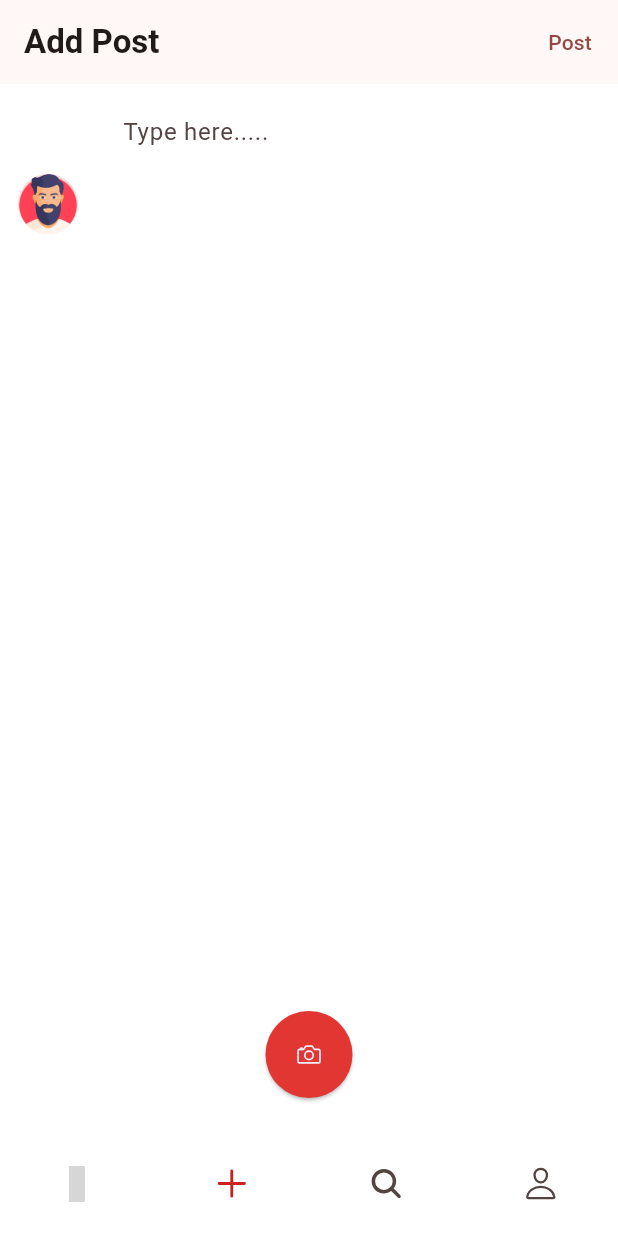
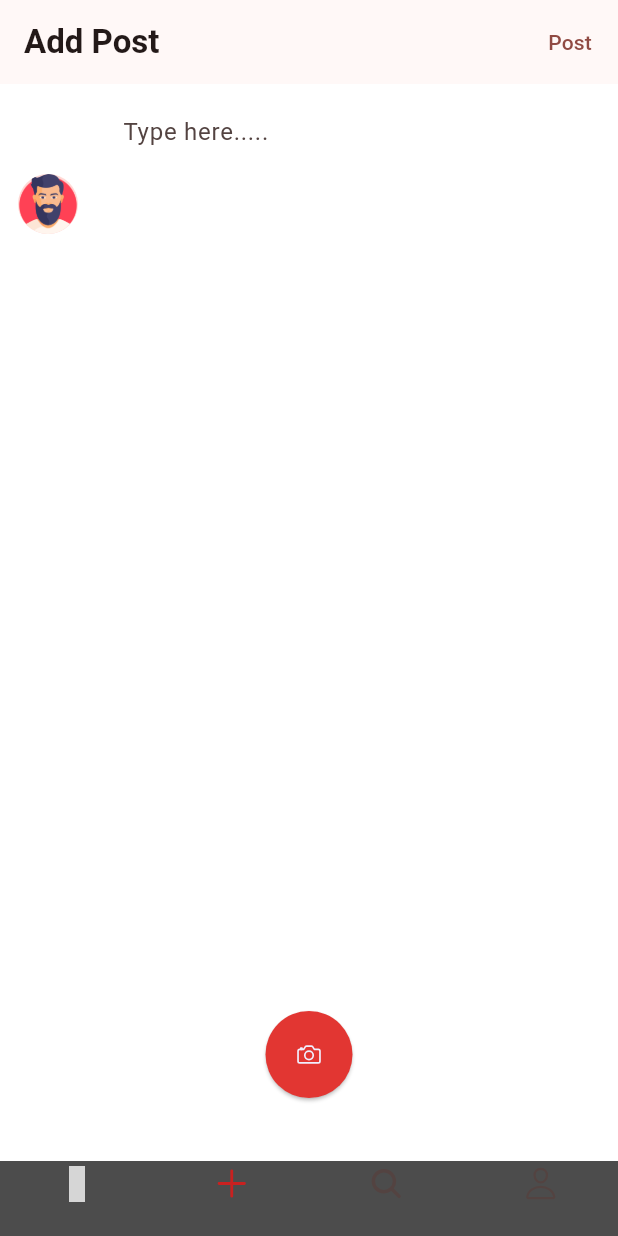
Before and after one commit to mjaber5/MJS, a Flutter app: the screen it shows once a user with an empty profile is signed in, item 2 of the bottom bar chosen, after a tap on "Post", on a phone screen of 412 x 824 dp. Run offline on Flutter 3.47's test engine with Material 3 defaults, Android fonts, the phone set to English and light mode, and no system bars; our stand-ins replace cloud_firestore, firebase_auth, firebase_core, firebase_storage, gap, google_fonts and 4 more; missing offline and left inert: dart:html; accounts and stored records are empty; grey boxes are pictures that could not be loaded.

Commit message:
i build a home secreen UI

```diff
--- a/lib/layout.dart
+++ b/lib/layout.dart
@@ -35,7 +35,7 @@ class _LayoutPageState extends State<LayoutPage> {
       ),
       bottomNavigationBar: NavigationBar(
         height: 50,
-        backgroundColor: Colors.transparent,
+        backgroundColor: Colors.transparent.withOpacity(0.7),
         elevation: 0,
         onDestinationSelected: (value) => setState(() {
           currentIndex = value;
--- a/lib/pages/add.dart
+++ b/lib/pages/add.dart
@@ -1,7 +1,11 @@
+import 'dart:typed_data';
+
 import 'package:flutter/material.dart';
 import 'package:gap/gap.dart';
 import 'package:ionicons/ionicons.dart';
 import 'package:social_media_project/colors/app_color.dart';
+import 'package:social_media_project/services/cloud.dart';
+import 'package:social_media_project/utils/picker.dart';
 
 class AddPage extends StatefulWidget {
   const AddPage({super.key});
@@ -11,28 +15,51 @@ class AddPage extends StatefulWidget {
 }
 
 class _AddPageState extends State<AddPage> {
+  Uint8List? file;
+  TextEditingController desCon = TextEditingController();
+
+  uploadPost() async {
+    try {
+      String res = await CloudMethods().uploadPost(
+        description: desCon.text,
+        uid: "ouBTs5MKWZNAWmxY8s46380duQs1",
+        displayname: "moham",
+        file: file!,
+        username: "moham",
+      );
+    } catch (e) {}
+  }
+
   @override
   Widget build(BuildContext context) {
     return Scaffold(
       appBar: AppBar(
         surfaceTintColor: Colors.white,
         title: const Text("Add Post"),
-        actions: [TextButton(onPressed: () {}, child: const Text("Post"))],
+        actions: [
+          TextButton(
+            onPressed: () {
+              uploadPost();
+            },
+            child: const Text("Post"),
+          ),
+        ],
       ),
       body: Padding(
         padding: const EdgeInsets.all(12.0),
         child: Column(
           children: [
-            const Row(
+            Row(
               children: [
-                CircleAvatar(
+                const CircleAvatar(
                   backgroundImage: AssetImage('assets/images/man.png'),
                 ),
-                Gap(30),
+                const Gap(30),
                 Expanded(
                   child: TextField(
+                    controller: desCon,
                     maxLines: 5,
-                    decoration: InputDecoration(
+                    decoration: const InputDecoration(
                       border: InputBorder.none,
                       hintText: "Type here.....",
                     ),
@@ -40,13 +67,31 @@ class _AddPageState extends State<AddPage> {
                 ),
               ],
             ),
-            const Spacer(),
+            Expanded(
+              child: file == null
+                  ? Container()
+                  : Container(
+                      decoration: BoxDecoration(
+                          borderRadius: BorderRadius.circular(12),
+                          image: DecorationImage(
+                            image: MemoryImage(file!),
+                            fit: BoxFit.fill,
+                          )),
+                    ),
+            ),
+            const Gap(40),
             ElevatedButton(
               style: ElevatedButton.styleFrom(
                   shape: const CircleBorder(),
                   backgroundColor: kSecondaryColor,
                   padding: const EdgeInsets.all(20)),
-              onPressed: () {},
+              onPressed: () async {
+                Uint8List myFile = await pickImage();
+                setState(() {
+                  file = myFile;
+                });
+                // pickImage();
+              },
               child: Icon(
                 Ionicons.camera_outline,
                 color: kWhiteColor,
--- a/lib/pages/home.dart
+++ b/lib/pages/home.dart
@@ -1,4 +1,11 @@
+import 'package:cloud_firestore/cloud_firestore.dart';
+import 'package:flutter/cupertino.dart';
 import 'package:flutter/material.dart';
+import 'package:flutter/widgets.dart';
+import 'package:gap/gap.dart';
+import 'package:iconsax/iconsax.dart';
+import 'package:ionicons/ionicons.dart';
+import 'package:social_media_project/colors/app_color.dart';
 
 class HomePage extends StatefulWidget {
   const HomePage({super.key});
@@ -10,8 +17,12 @@ class HomePage extends StatefulWidget {
 class _HomePageState extends State<HomePage> {
   @override
   Widget build(BuildContext context) {
+    CollectionReference posts = FirebaseFirestore.instance.collection("posts");
     return Scaffold(
       appBar: AppBar(
+        actions: [
+          IconButton(onPressed: () {}, icon: const Icon(Iconsax.message))
+        ],
         backgroundColor: Colors.transparent,
         centerTitle: true,
         title: Image.asset(
@@ -21,9 +32,85 @@ class _HomePageState extends State<HomePage> {
         ),
         toolbarHeight: 70,
       ),
-      body: const Center(
-        child: Text('Hi Evrey one '),
-      ),
+      body: FutureBuilder(
+          future: posts.get(),
+          builder: (BuildContext context, AsyncSnapshot snapshot) {
+            return ListView.builder(
+                itemCount: 5,
+                itemBuilder: (context, index) {
+                  return Padding(
+                    padding: const EdgeInsets.all(8),
+                    child: Container(
+                      padding: const EdgeInsets.all(12),
+                      decoration: BoxDecoration(
+                        borderRadius: BorderRadius.circular(12),
+                        color: kWhiteColor,
+                      ),
+                      child: Column(
+                        children: [
+                          const Row(
+                            children: [
+                              CircleAvatar(
+                                backgroundImage:
+                                    AssetImage('assets/images/man.png'),
+                              ),
+                              Gap(10),
+                              Column(
+                                crossAxisAlignment: CrossAxisAlignment.start,
+                                children: [
+                                  Text("Mohammad"),
+                                  Text("@user"),
+                                ],
+                              ),
+                              Spacer(),
+                              Text("2/7")
+                            ],
+                          ),
+                          Row(
+                            children: [
+                              Expanded(
+                                child: Container(
+                                  height: 300,
+                                  decoration: const BoxDecoration(
+                                    image: DecorationImage(
+                                      image: AssetImage(
+                                          'assets/images/MjsLogoEn.png'),
+                                    ),
+                                  ),
+                                ),
+                              ),
+                            ],
+                          ),
+                          const Row(
+                            children: [
+                              Expanded(
+                                child: Text(
+                                  "mohammad",
+                                  maxLines: 3,
+                                ),
+                              ),
+                            ],
+                          ),
+                          Row(
+                            children: [
+                              IconButton(
+                                onPressed: () {},
+                                icon: const Icon(Iconsax.heart),
+                              ),
+                              const Text("0"),
+                              IconButton(
+                                onPressed: () {},
+                                icon: const Icon(Iconsax.message),
+                              ),
+                              const Text("0"),
+                            ],
+                          )
+                        ],
+                      ),
+                    ),
+                  );
+                });
+          }),
     );
   }
 }
--- a/lib/services/cloud.dart
+++ b/lib/services/cloud.dart
@@ -1,5 +1,9 @@
+import 'dart:html';
+import 'dart:typed_data';
+
 import 'package:cloud_firestore/cloud_firestore.dart';
 import 'package:social_media_project/models/post.dart';
+import 'package:social_media_project/services/storage.dart';
 import 'package:uuid/uuid.dart';
 
 class CloudMethods {
@@ -9,13 +13,14 @@ class CloudMethods {
     required String description,
     required String uid,
     required String displayname,
-    required String postImage,
+    required Uint8List file,
     String? profilePic,
     required String username,
-  }) {
+  }) async {
     String res = "Some Error";
     try {
       String postId = Uuid().v1();
+      String postImage = await StorageMethods().uploadImageToStorage(file);
       PostModel postModel = PostModel(
         userId: uid,
         profilePic: profilePic ?? "",
--- /dev/null
+++ b/lib/services/storage.dart
@@ -0,0 +1,25 @@
+import 'dart:typed_data';
+
+import 'package:firebase_auth/firebase_auth.dart';
+import 'package:firebase_storage/firebase_storage.dart';
+import 'package:uuid/uuid.dart';
+
+class StorageMethods {
+  FirebaseStorage _storage = FirebaseStorage.instance;
+
+  FirebaseAuth _auth = FirebaseAuth.instance;
+
+  uploadImageToStorage(Uint8List file) async {
+    String id = Uuid().v1();
+    Reference ref =
+        _storage.ref().child('posts').child(_auth.currentUser!.uid).child(id);
+
+    UploadTask uploadTask = ref.putData(file);
+
+    TaskSnapshot snapshot = await uploadTask;
+
+    String url = await snapshot.ref.getDownloadURL();
+
+    return url;
+  }
+}
--- /dev/null
+++ b/lib/utils/picker.dart
@@ -0,0 +1,11 @@
+import 'package:image_picker/image_picker.dart';
+
+pickImage() async {
+  ImagePicker imagePicker = ImagePicker();
+
+  XFile? file = await imagePicker.pickImage(source: ImageSource.gallery);
+
+  if (file != null) {
+    return await file.readAsBytes();
+  }
+}
```
